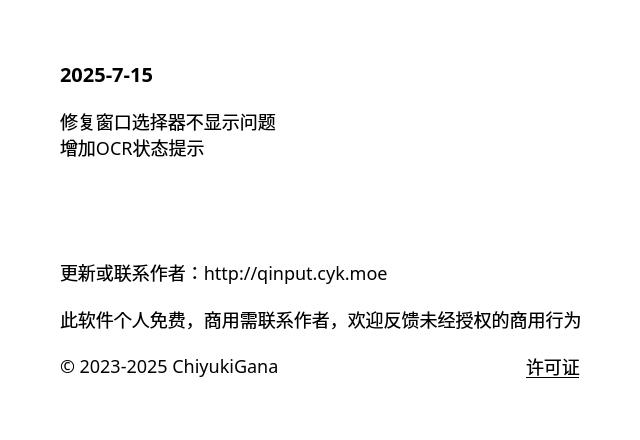
Above: source/ui/AboutUi.ui from ChiyukiGana/Quickinput before the change. Below: the same form after it.
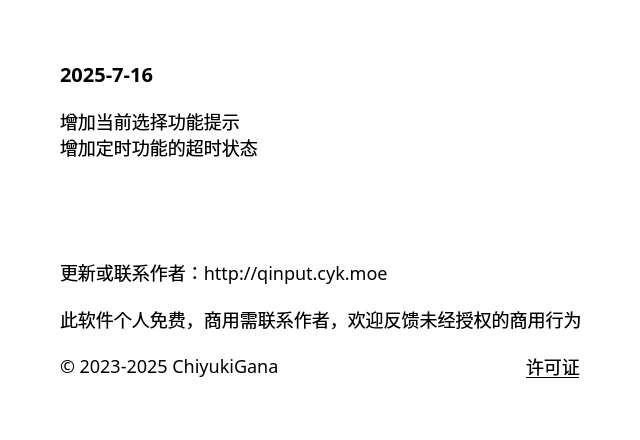
That is the form after the change.

What changed in the file:
```diff
--- a/source/ui/AboutUi.ui
+++ b/source/ui/AboutUi.ui
@@ -90,7 +90,7 @@
          <string notr="true">font-size:20px</string>
         </property>
         <property name="text">
-         <string>2025-7-15</string>
+         <string>2025-7-16</string>
         </property>
         <property name="textFormat">
          <enum>Qt::TextFormat::PlainText</enum>
@@ -106,8 +106,8 @@
          </sizepolicy>
         </property>
         <property name="text">
-         <string>修复窗口选择器不显示问题
-增加OCR状态提示</string>
+         <string>增加当前选择功能提示
+增加定时功能的超时状态</string>
         </property>
         <property name="textFormat">
          <enum>Qt::TextFormat::PlainText</enum>
```
